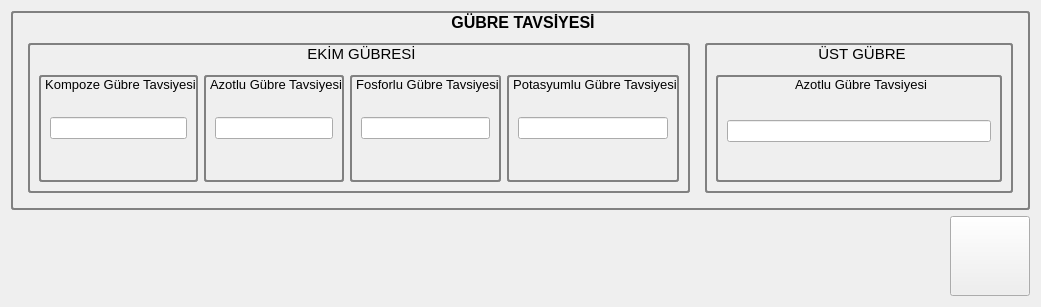
Qt form ui/tbs_window.ui (ugurgudelek/Libs) before a commit.
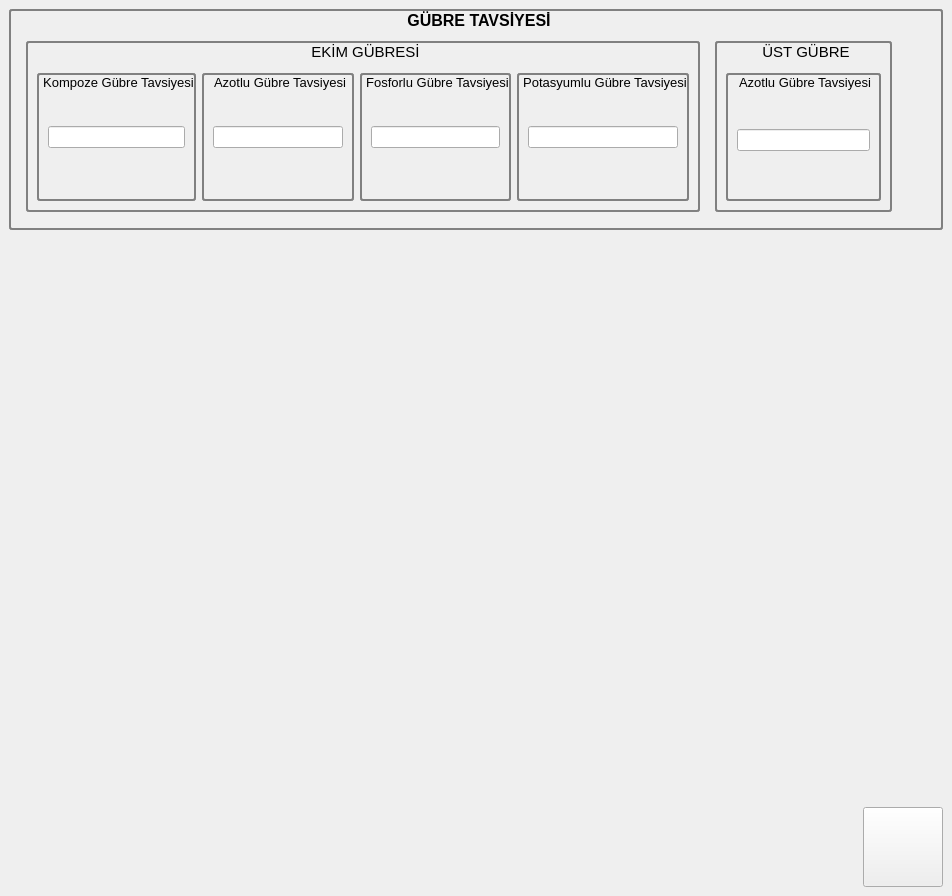
The same form after that commit.

Commit message: tbs frontpage implemented

Diff of the .ui file:
```diff
--- a/ui/tbs_window.ui
+++ b/ui/tbs_window.ui
@@ -6,8 +6,8 @@
    <rect>
     <x>0</x>
     <y>0</y>
-    <width>1041</width>
-    <height>307</height>
+    <width>952</width>
+    <height>896</height>
    </rect>
   </property>
   <property name="sizePolicy">
@@ -19,22 +19,15 @@
   <property name="windowTitle">
    <string>Form</string>
   </property>
-  <layout class="QGridLayout" name="gridLayout">
-   <item row="3" column="0">
-    <spacer name="horizontalSpacer">
-     <property name="orientation">
-      <enum>Qt::Horizontal</enum>
-     </property>
-     <property name="sizeHint" stdset="0">
-      <size>
-       <width>928</width>
-       <height>20</height>
-      </size>
-     </property>
-    </spacer>
-   </item>
-   <item row="3" column="2">
     <widget class="QPushButton" name="backtohomeButton">
+   <property name="geometry">
+    <rect>
+     <x>863</x>
+     <y>807</y>
+     <width>80</width>
+     <height>80</height>
+    </rect>
+   </property>
      <property name="sizePolicy">
       <sizepolicy hsizetype="Preferred" vsizetype="Fixed">
        <horstretch>0</horstretch>
@@ -51,9 +44,15 @@
       <string/>
      </property>
     </widget>
-   </item>
-   <item row="0" column="0" rowspan="2" colspan="3">
     <widget class="QGroupBox" name="groupBox_8">
+   <property name="geometry">
+    <rect>
+     <x>9</x>
+     <y>9</y>
+     <width>934</width>
+     <height>221</height>
+    </rect>
+   </property>
      <property name="sizePolicy">
       <sizepolicy hsizetype="Preferred" vsizetype="Preferred">
        <horstretch>0</horstretch>
@@ -84,24 +83,15 @@
      <property name="alignment">
       <set>Qt::AlignCenter</set>
      </property>
-     <layout class="QHBoxLayout" name="horizontalLayout_3">
-      <property name="spacing">
-       <number>15</number>
-      </property>
-      <property name="leftMargin">
-       <number>15</number>
-      </property>
-      <property name="topMargin">
-       <number>30</number>
-      </property>
-      <property name="rightMargin">
-       <number>15</number>
-      </property>
-      <property name="bottomMargin">
-       <number>15</number>
-      </property>
-      <item>
        <widget class="QGroupBox" name="groupBox_5">
+    <property name="geometry">
+     <rect>
+      <x>17</x>
+      <y>32</y>
+      <width>674</width>
+      <height>171</height>
+     </rect>
+    </property>
         <property name="font">
          <font>
           <pointsize>11</pointsize>
@@ -203,9 +193,15 @@
          </item>
         </layout>
        </widget>
-      </item>
-      <item>
        <widget class="QGroupBox" name="groupBox_7">
+    <property name="geometry">
+     <rect>
+      <x>706</x>
+      <y>32</y>
+      <width>177</width>
+      <height>171</height>
+     </rect>
+    </property>
         <property name="font">
          <font>
           <pointsize>11</pointsize>
@@ -246,11 +242,23 @@
          </item>
         </layout>
        </widget>
-      </item>
-     </layout>
-    </widget>
-   </item>
-  </layout>
+  </widget>
+  <widget class="QWidget" name="webWidget" native="true">
+   <property name="geometry">
+    <rect>
+     <x>9</x>
+     <y>250</y>
+     <width>931</width>
+     <height>551</height>
+    </rect>
+   </property>
+   <property name="sizePolicy">
+    <sizepolicy hsizetype="Preferred" vsizetype="Preferred">
+     <horstretch>0</horstretch>
+     <verstretch>0</verstretch>
+    </sizepolicy>
+   </property>
+  </widget>
  </widget>
  <tabstops>
   <tabstop>lineEdit</tabstop>
```
Lines whose indentation alone changed are shown as unchanged. The commit also changes 2 other files.
